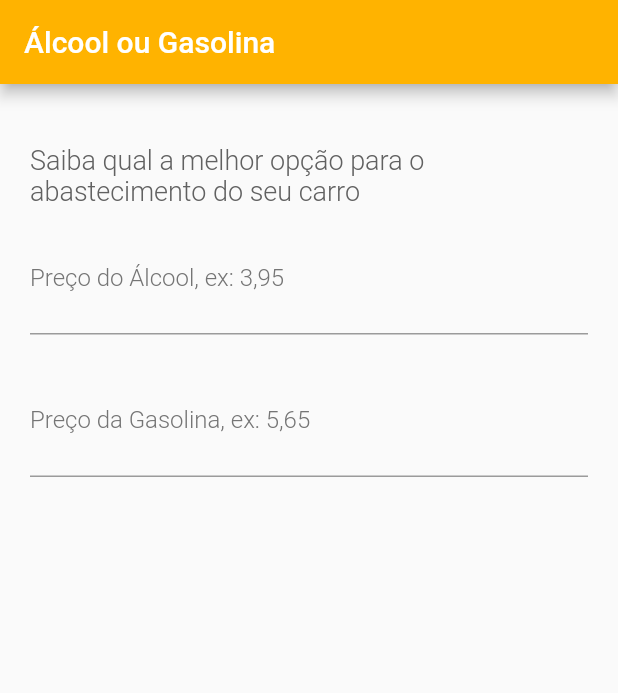
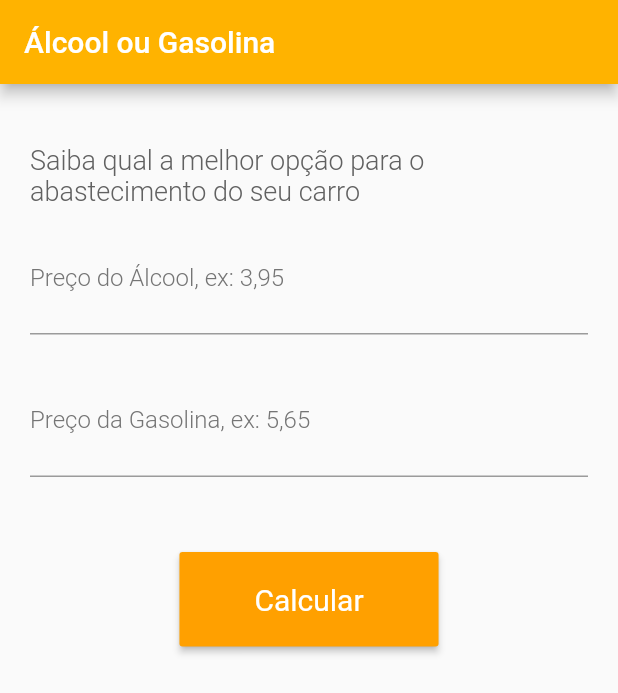
Before and after one commit to ThaysMrtns/Alcool_ou_gasolina, a Flutter app: the screen it shows after launch, on a phone screen of 412 x 824 dp. Shown: the top 693 px of the screen. Run offline on Flutter 3.47's test engine with Material 2 defaults, Android fonts, the phone set to English and light mode, and no system bars.

Commit message:
Estilizando botão

```diff
--- a/lib/views/form.dart
+++ b/lib/views/form.dart
@@ -38,6 +38,17 @@ class _FormState extends State<Formulario> {
               ),
             ),
           ),
+          Padding(
+            padding: EdgeInsets.only(top: 50),
+            child: RaisedButton(
+              padding: EdgeInsets.symmetric(vertical: 20, horizontal: 50),
+              child: Text("Calcular", style: TextStyle(color: Colors.white, fontSize: 20, fontWeight: FontWeight.w400)),
+              color: Colors.amber[700],
+              onPressed: () {
+                print('clickou nimin');
+              },
+            ),
+          )
         ]
       )
     );
```
